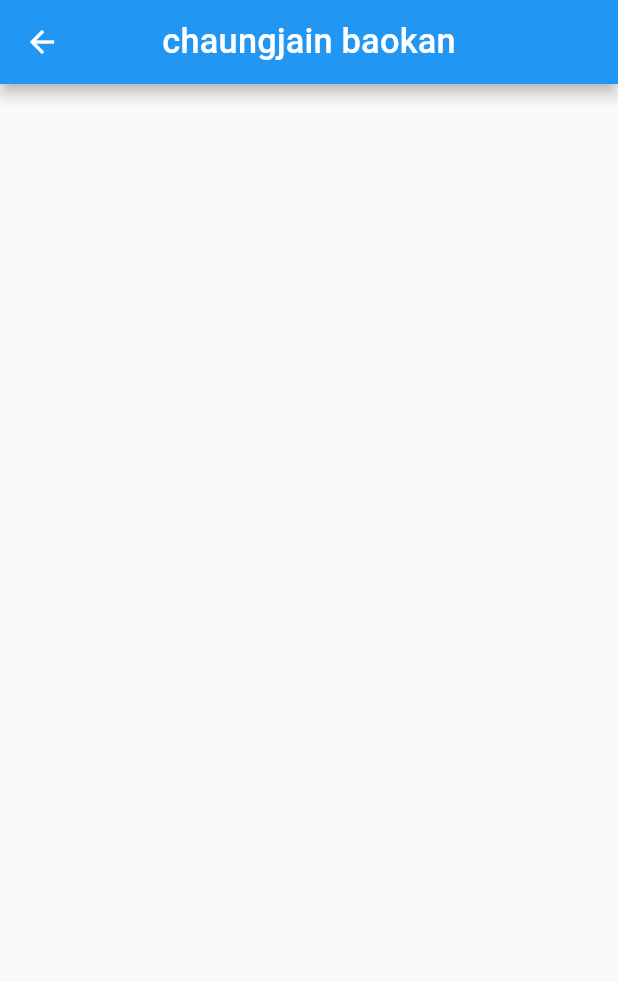
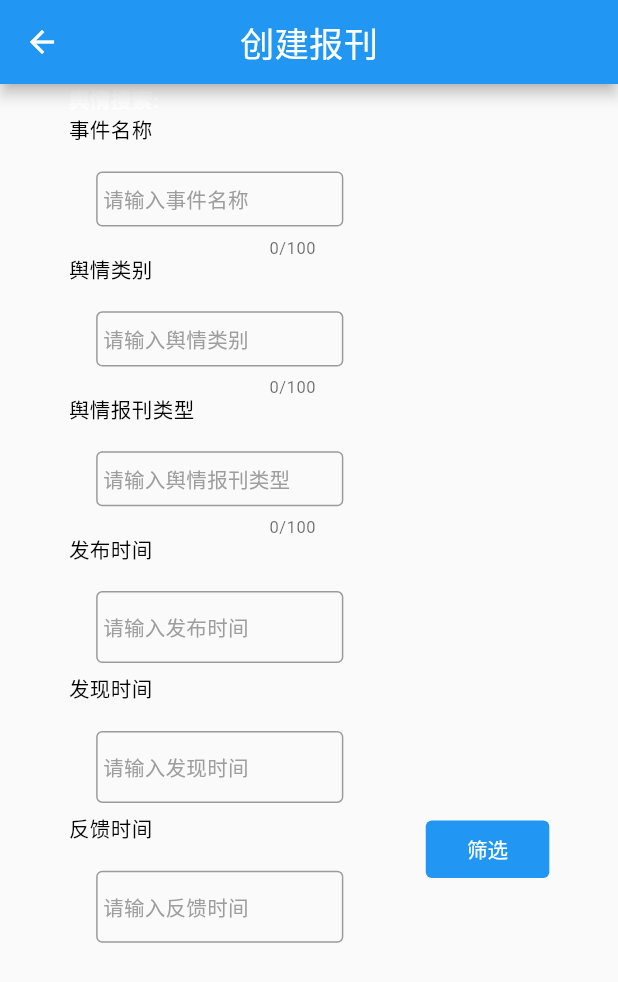
Before and after one commit to xinyongheng/public_opinion_manage_web, a Flutter app: the CreatePressType screen opened directly, on a phone screen of 412 x 824 dp. Shown: the top 982 px of the screen. Run offline on Flutter 3.47's test engine with Material 2 defaults, Android fonts, the phone set to English and light mode, and no system bars; drawn by our look-alikes of date_time_picker; our stand-ins replace cached_network_image, date_format, file_picker, flutter_screenutil, fluttertoast; missing offline and left inert: video_thumbnail_imageview.

Commit message:
创建报刊页面

```diff
--- a/lib/config/config.dart
+++ b/lib/config/config.dart
@@ -65,11 +65,13 @@ class Config {
         fontSize: 15.sp);
   }
 
-  static Widget dateInputView(explain, controller) {
+  static Widget dateInputView(explain, controller, {DateTimePickerType? type}) {
     return DateTimePicker(
       controller: controller,
-      type: DateTimePickerType.dateTime,
-      dateMask: 'yyyy-MM-dd HH:mm',
+      type: type ?? DateTimePickerType.dateTime,
+      dateMask: type == DateTimePickerType.dateTime
+          ? 'yyyy-MM-dd HH:mm'
+          : 'yyyy-MM-dd',
       firstDate: DateTime(2000),
       lastDate: DateTime.now(),
       textInputAction: TextInputAction.next,
--- a/lib/page/login.dart
+++ b/lib/page/login.dart
@@ -2,6 +2,7 @@ import 'package:flutter/material.dart';
 import 'package:flutter_screenutil/flutter_screenutil.dart';
 import 'package:public_opinion_manage_web/config/config.dart';
 import 'package:public_opinion_manage_web/page/add_public_opinion.dart';
+import 'package:public_opinion_manage_web/page/press_type_create.dart';
 
 class LoginView extends StatefulWidget {
   const LoginView({Key? key}) : super(key: key);
@@ -55,7 +56,7 @@ class _LoginViewState extends State<LoginView> {
                   return false;
                 },
               ); */
-              Config.startPage(context, const AddPublicOpinion());
+              Config.startPage(context, const CreatePressType());
               /*final xFile =
                   await ImagePicker().pickVideo(source: ImageSource.camera);
               if (null != xFile) {
--- a/lib/page/press_type_create.dart
+++ b/lib/page/press_type_create.dart
@@ -1,7 +1,5 @@
-import 'package:flutter/cupertino.dart';
+import 'package:date_time_picker/date_time_picker.dart';
 import 'package:flutter/material.dart';
-import 'package:flutter/src/foundation/key.dart';
-import 'package:flutter/src/widgets/framework.dart';
 import 'package:flutter_screenutil/flutter_screenutil.dart';
 import 'package:public_opinion_manage_web/config/config.dart';
 
@@ -17,13 +15,15 @@ class _CreatePressTypeState extends State<CreatePressType> {
   @override
   Widget build(BuildContext context) {
     return Scaffold(
-      appBar: Config.loadAppbar('chaungjain baokan'),
+      appBar: Config.loadAppbar('创建报刊'),
       body: Container(
-        alignment: Alignment.center,
+        alignment: Alignment.topCenter,
         child: Column(
           mainAxisSize: MainAxisSize.min,
           crossAxisAlignment: CrossAxisAlignment.start,
-          children: [],
+          children: [
+            searchView(),
+          ],
         ),
       ),
     );
@@ -31,23 +31,33 @@ class _CreatePressTypeState extends State<CreatePressType> {
 
   // public opinion search
   Column searchView() {
-    final arr = [
-      '',
-      '',
-      '',
-      '',
-      '',
-      '',
-    ];
+    final arr = ['事件名称', '舆情类别', '舆情报刊类型', '发布时间', '发现时间', '反馈时间'];
+    final views = <Widget>[];
+    for (String element in arr) {
+      views.add(searchItemView(element));
+    }
     return Column(
       mainAxisSize: MainAxisSize.min,
       crossAxisAlignment: CrossAxisAlignment.start,
       children: [
-        loadFirstTitle('search:'),
+        loadFirstTitle('舆情搜索:'),
         Wrap(
           direction: Axis.horizontal,
           spacing: 30.sp,
-          children: [],
+          children: [
+            ...views,
+            TextButton(
+              onPressed: () {},
+              style: TextButton.styleFrom(
+                primary: Colors.white,
+                backgroundColor: Colors.blue,
+                padding: EdgeInsets.only(
+                    left: 30.sp, right: 30.sp, top: 10.sp, bottom: 10.sp),
+                textStyle: Config.loadDefaultTextStyle(),
+              ),
+              child: const Text('筛选'),
+            )
+          ],
         )
       ],
     );
@@ -71,11 +81,12 @@ class _CreatePressTypeState extends State<CreatePressType> {
           padding: EdgeInsets.only(right: 30.sp),
           child: SizedBox(
             width: 200.sp,
-            height: 50.sp,
+            height: 80.sp,
             child: Padding(
               padding: EdgeInsets.only(top: 20.sp, left: 20.sp),
               child: data.contains('时间')
-                  ? Config.dateInputView(data, _mapController[data])
+                  ? Config.dateInputView(data, _mapController[data],
+                      type: DateTimePickerType.date)
                   : Config.textInputView(data, _mapController[data]),
             ),
           ),
```
